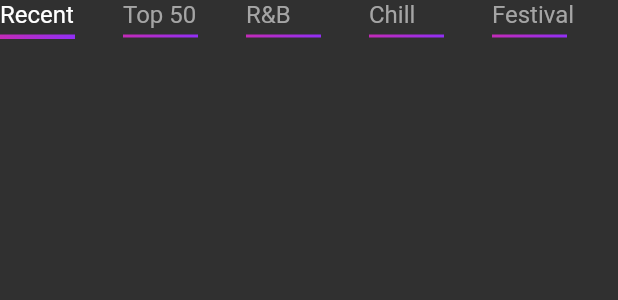
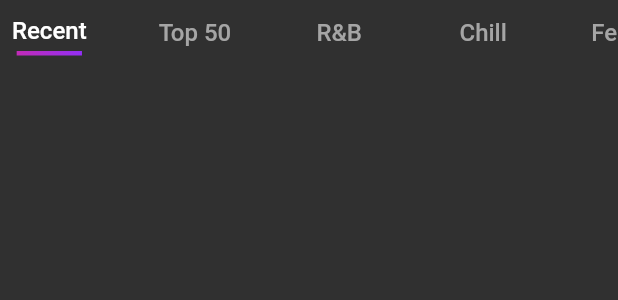
Before and after one commit to victorh1705/music_app, a Flutter app: the MusicChips widget shown alone on an empty page, opened directly, on a phone screen of 412 x 824 dp. Shown: the top 300 px of the screen. Run offline on Flutter 3.47's test engine with Material 2 defaults, Android fonts, the phone set to English and light mode, and no system bars; network calls fail.

Commit message:
style: fixing music chips bottom border

```diff
--- a/lib/feature/pages/widgets/music_chips.dart
+++ b/lib/feature/pages/widgets/music_chips.dart
@@ -19,42 +19,51 @@ class MusicChips extends StatelessWidget {
       "Festival",
     ];
 
-    return SingleChildScrollView(
-      scrollDirection: Axis.horizontal,
-      child: Wrap(
-        spacing: 32,
-        children: list.asMap().entries.map((entry) {
-          var isSelectedItem = (entry.key == selectedItemIndex);
-          return Column(
-            crossAxisAlignment: CrossAxisAlignment.start,
-            mainAxisSize: MainAxisSize.min,
+    Widget buildChip(String music, bool isSelectedItem) {
+      return TextButton(
+        onPressed: () {},
+        child: Column(
           children: [
             Text(
-                entry.value,
+              music,
               style: TextStyle(
                 fontSize: 16,
-                  color:
-                      entry.key == selectedItemIndex ? Colors.white : lightGrey,
+                color: isSelectedItem ? Colors.white : lightGrey,
               ),
             ),
             const SizedBox(
               height: 4,
             ),
-              Flex(
-                direction: Axis.horizontal,
-                children: [
             Container(
-                    height: isSelectedItem ? 3 : 2,
-                    width: 50,
+              height: isSelectedItem ? 3 : 0,
               decoration: const BoxDecoration(
                 gradient: purpleGradient,
               ),
+              child: Row(
+                children: [
+                  Text(
+                    music,
+                    style: const TextStyle(color: Colors.transparent),
                   ),
                 ],
               ),
+            )
           ],
+        ),
       );
-        }).toList(),
+    }
+
+    return SingleChildScrollView(
+      scrollDirection: Axis.horizontal,
+      child: Wrap(
+        spacing: 32,
+        children: list.asMap().entries.map(
+          (entry) {
+            var isSelectedItem = (entry.key == selectedItemIndex);
+
+            return buildChip(entry.value, isSelectedItem);
+          },
+        ).toList(),
       ),
     );
   }
```
Lines whose indentation alone changed are shown as unchanged.
